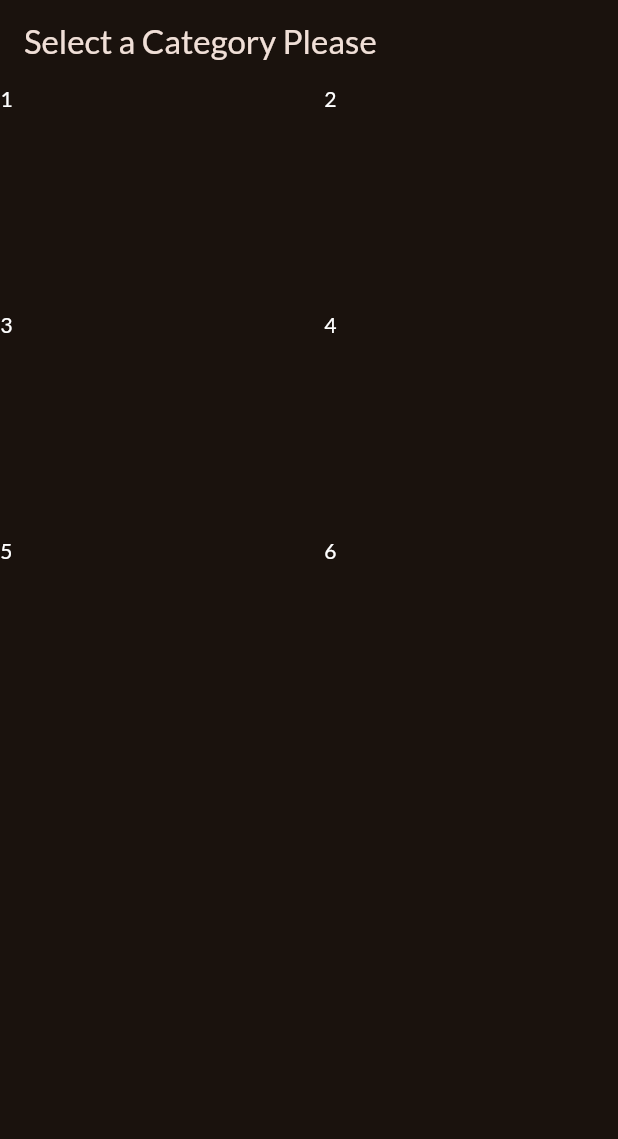
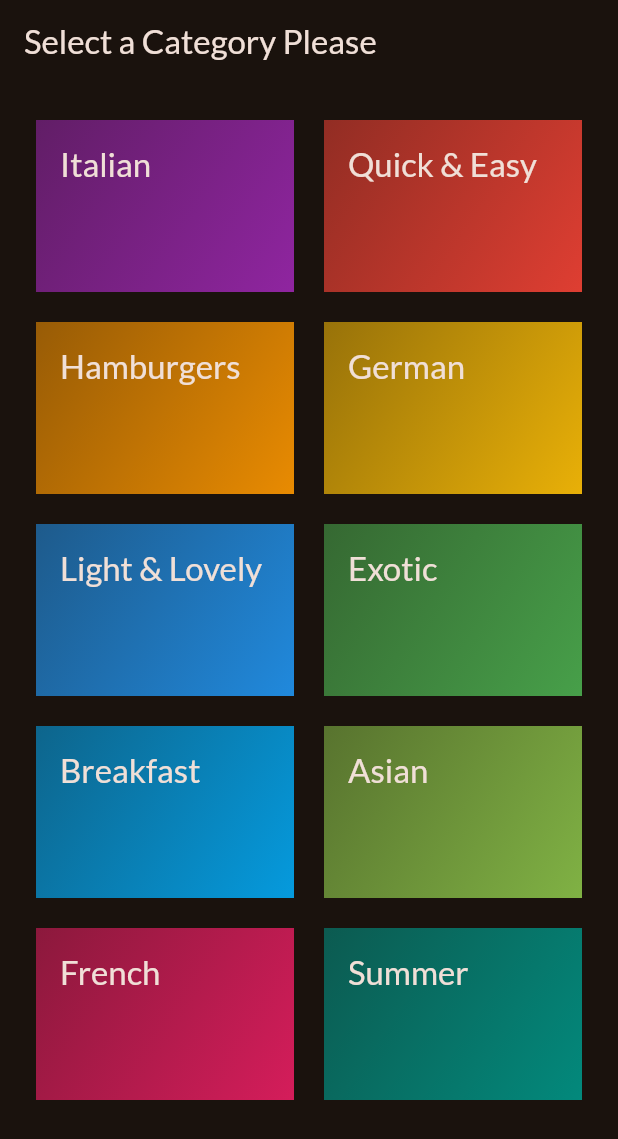
Before and after one commit to newtonkim/Flutter-meals-app, a Flutter app: the screen it shows after launch, on a phone screen of 412 x 824 dp. Shown: the top 1139 px of the screen. Run offline on Flutter 3.47's test engine with Material 2 defaults, Android fonts, the phone set to English and light mode, and no system bars; our stand-ins replace google_fonts.

Commit message:
add categories items on the screen

```diff
--- a/lib/categories_screen.dart
+++ /dev/null
@@ -1,47 +0,0 @@
-import 'package:flutter/material.dart';
-
-class CategoriesScreen extends StatelessWidget {
-  const CategoriesScreen({super.key});
-
-  @override
-  Widget build(context) {
-    return Scaffold(
-      appBar: AppBar(
-        title: const Text('Select a Category Please'),
-      ),
-      body: GridView(
-        gridDelegate: const SliverGridDelegateWithFixedCrossAxisCount(
-            crossAxisCount: 2,
-            childAspectRatio: 3 / 2,
-            crossAxisSpacing: 20,
-            mainAxisSpacing: 20),
-        children: const [
-          Text(
-            '1',
-            style: TextStyle(color: Colors.white),
-          ),
-          Text(
-            '2',
-            style: TextStyle(color: Colors.white),
-          ),
-          Text(
-            '3',
-            style: TextStyle(color: Colors.white),
-          ),
-          Text(
-            '4',
-            style: TextStyle(color: Colors.white),
-          ),
-          Text(
-            '5',
-            style: TextStyle(color: Colors.white),
-          ),
-          Text(
-            '6',
-            style: TextStyle(color: Colors.white),
-          ),
-        ],
-      ),
-    );
-  }
-}
--- /dev/null
+++ b/lib/data/dummy_data.dart
@@ -0,0 +1,56 @@
+import 'package:flutter/material.dart';
+
+import 'package:meals/models/category.dart';
+
+const availableCategories = [
+  Category(
+    id: 'c1',
+    title: 'Italian',
+    color: Colors.purple,
+  ),
+  Category(
+    id: 'c2',
+    title: 'Quick & Easy',
+    color: Colors.red,
+  ),
+  Category(
+    id: 'c3',
+    title: 'Hamburgers',
+    color: Colors.orange,
+  ),
+  Category(
+    id: 'c4',
+    title: 'German',
+    color: Colors.amber,
+  ),
+  Category(
+    id: 'c5',
+    title: 'Light & Lovely',
+    color: Colors.blue,
+  ),
+  Category(
+    id: 'c6',
+    title: 'Exotic',
+    color: Colors.green,
+  ),
+  Category(
+    id: 'c7',
+    title: 'Breakfast',
+    color: Colors.lightBlue,
+  ),
+  Category(
+    id: 'c8',
+    title: 'Asian',
+    color: Colors.lightGreen,
+  ),
+  Category(
+    id: 'c9',
+    title: 'French',
+    color: Colors.pink,
+  ),
+  Category(
+    id: 'c10',
+    title: 'Summer',
+    color: Colors.teal,
+  ),
+];
--- a/lib/main.dart
+++ b/lib/main.dart
@@ -1,6 +1,6 @@
 import 'package:flutter/material.dart';
 import 'package:google_fonts/google_fonts.dart';
-import 'package:meals/categories_screen.dart';
+import 'package:meals/screens/categories_screen.dart';
 
 final theme = ThemeData(
   useMaterial3: true,
--- /dev/null
+++ b/lib/models/category.dart
@@ -0,0 +1,13 @@
+import 'package:flutter/material.dart';
+
+class Category {
+  const Category({
+      required this.id,
+      required this.title,
+      this.color = Colors.orange,
+    });
+
+  final String id;
+  final String title;
+  final Color color;
+}
--- /dev/null
+++ b/lib/screens/categories_screen.dart
@@ -0,0 +1,31 @@
+import 'package:flutter/material.dart';
+import 'package:meals/data/dummy_data.dart';
+import 'package:meals/widgets/category_grid_item.dart';
+
+class CategoriesScreen extends StatelessWidget {
+  const CategoriesScreen({super.key});
+
+  @override
+  Widget build(context) {
+    return Scaffold(
+      appBar: AppBar(
+        title: const Text('Select a Category Please'),
+      ),
+      body: GridView(
+        padding:const EdgeInsets.all(24),
+        gridDelegate: const SliverGridDelegateWithFixedCrossAxisCount(
+            crossAxisCount: 2,
+            childAspectRatio: 3 / 2,
+            crossAxisSpacing: 20,
+            mainAxisSpacing: 20),
+        children:[
+        // alternative for the for loop use the map as below
+      // availableCategories.map((category) => CategoryGridItem(category)).toList()
+          for(final category in availableCategories)
+          CategoryGridItem(category)
+
+        ],
+      ),
+    );
+  }
+}
--- /dev/null
+++ b/lib/widgets/category_grid_item.dart
@@ -0,0 +1,31 @@
+import 'package:flutter/material.dart';
+import 'package:meals/models/category.dart';
+// import 'package:flutter/widgets.dart';
+
+class CategoryGridItem extends StatelessWidget {
+  const CategoryGridItem(this.category, {super.key});
+
+  final Category category;
+
+  @override
+  Widget build(context) {
+    return Container(
+      padding: const EdgeInsets.all(16),
+      decoration: BoxDecoration(
+          gradient: LinearGradient(
+        colors: [
+          category.color.withOpacity(0.55),
+          category.color.withOpacity(0.9),
+        ],
+        begin: Alignment.topLeft,
+        end: Alignment.bottomRight,
+      )),
+      child: Text(
+        category.title,
+        style: Theme.of(context).textTheme.titleLarge!.copyWith(
+          color: Theme.of(context).colorScheme.onBackground
+        ),
+      ),
+    );
+  }
+}
```
